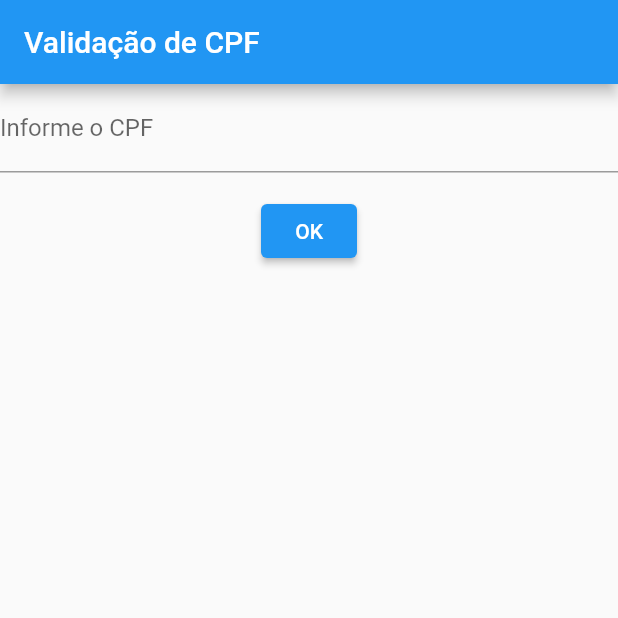
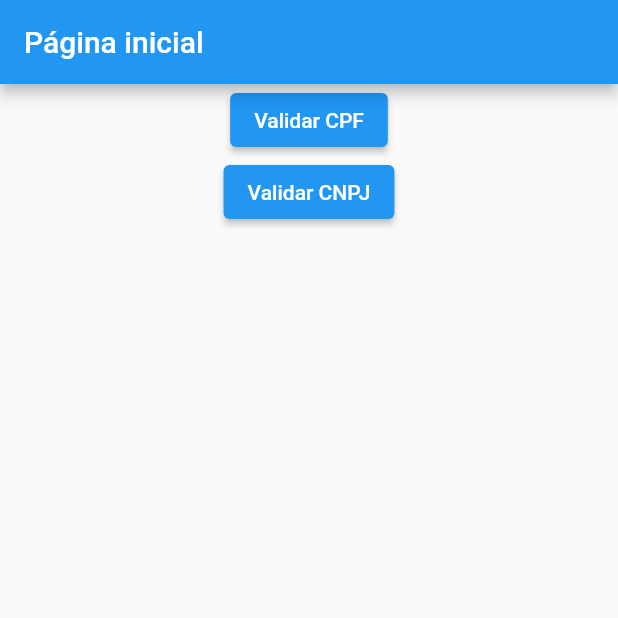
Before and after one commit to AndreyCordeiro/projeto_software_avancado, a Flutter app: the screen it shows after launch, on a phone screen of 412 x 824 dp, the top half of it. Run offline on Flutter 3.47's test engine with Material 2 defaults, Android fonts, the phone set to English and light mode, and no system bars.

Commit message:
Criando página inicial e iniciando validação de CNPJ

```diff
--- a/flutter_application/lib/initialize-app.dart
+++ b/flutter_application/lib/initialize-app.dart
@@ -1,5 +1,5 @@
 import 'package:flutter/material.dart';
-import 'package:flutter_application/ui/first_page.dart';
+import 'package:flutter_application/ui/home_page.dart';
 
 class BuildApp extends StatelessWidget {
   const BuildApp({super.key});
@@ -7,11 +7,12 @@ class BuildApp extends StatelessWidget {
   @override
   Widget build(BuildContext context) {
     return MaterialApp(
+      debugShowCheckedModeBanner: false,
       title: 'Flutter Demo',
       theme: ThemeData(
         primarySwatch: Colors.blue,
       ),
-      home: FirstPage(),
+      home: const HomePage(),
     );
   }
 }
--- a/flutter_application/lib/ui/first_page.dart
+++ b/flutter_application/lib/ui/cpf_page.dart
@@ -3,10 +3,10 @@ import 'package:flutter_application/core/components/alert_dialog.dart';
 import 'package:flutter_application/core/components/cpf_validator.dart';
 import 'package:flutter_application/core/components/text_form_fiel.dart';
 
-class FirstPage extends StatelessWidget {
+class CpfPage extends StatelessWidget {
   final Key? key;
 
-  FirstPage({this.key}) : super(key: key);
+  CpfPage({this.key}) : super(key: key);
 
   final GlobalKey<FormState> _formKey = GlobalKey<FormState>();
   String cpf = '';
--- /dev/null
+++ b/flutter_application/lib/ui/home_page.dart
@@ -0,0 +1,43 @@
+import 'package:flutter/material.dart';
+import 'package:flutter_application/ui/cnpj_page.dart';
+import 'package:flutter_application/ui/cpf_page.dart';
+
+class HomePage extends StatefulWidget {
+  const HomePage({Key? key}) : super(key: key);
+
+  @override
+  State<HomePage> createState() => _HomePageState();
+}
+
+class _HomePageState extends State<HomePage> {
+  @override
+  Widget build(BuildContext context) {
+    return Scaffold(
+      appBar: AppBar(title: const Text('Página inicial')),
+      body: Center(
+        child: Column(
+          children: [
+            ElevatedButton(
+              onPressed: () => Navigator.push(
+                context,
+                MaterialPageRoute(
+                  builder: (context) => CpfPage(),
+                ),
+              ),
+              child: const Text('Validar CPF'),
+            ),
+            ElevatedButton(
+              onPressed: () => Navigator.push(
+                context,
+                MaterialPageRoute(
+                  builder: (context) => CnpjPage(),
+                ),
+              ),
+              child: const Text('Validar CNPJ'),
+            ),
+          ],
+        ),
+      ),
+    );
+  }
+}
```
Also changed, not shown: flutter_application/lib/core/components/cnpj_validator.dart (added, +68 -0 lines), flutter_application/lib/ui/cnpj_page.dart (added, +58 -0 lines).
